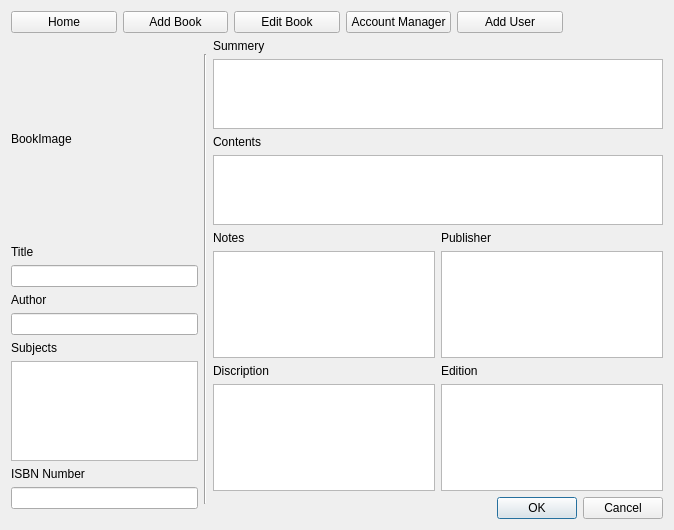
Before: the Qt Designer form IsraelEthanTaehgCS106point2/addbook.ui in israelBlackyb/IETMCS106.2, drawn with Qt 5.
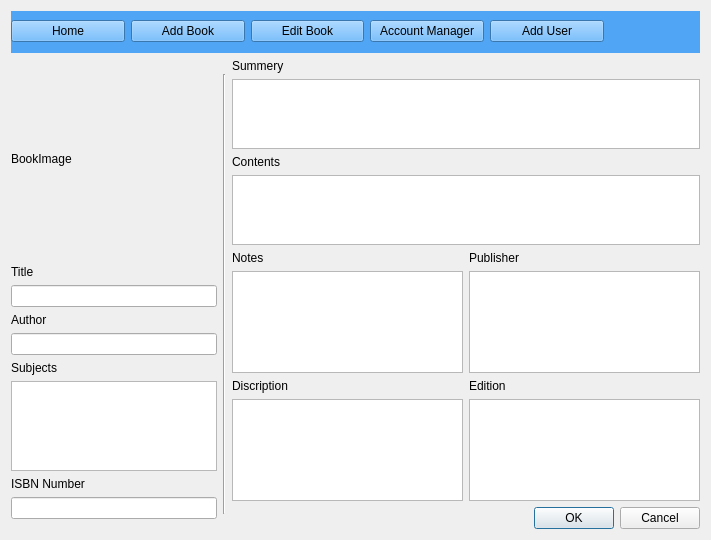
After: the same form once the commit is applied.

Commit message:
edited addbook.ui and added custom fonts
dont know how to implement them yet but getting there

```diff
--- a/IsraelEthanTaehgCS106point2/addbook.ui
+++ b/IsraelEthanTaehgCS106point2/addbook.ui
@@ -6,8 +6,8 @@
    <rect>
     <x>0</x>
     <y>0</y>
-    <width>674</width>
-    <height>530</height>
+    <width>711</width>
+    <height>540</height>
    </rect>
   </property>
   <property name="windowTitle">
@@ -15,9 +15,31 @@
   </property>
   <layout class="QVBoxLayout" name="verticalLayout">
    <item>
+    <widget class="QWidget" name="widget" native="true">
+     <property name="minimumSize">
+      <size>
+       <width>0</width>
+       <height>42</height>
+      </size>
+     </property>
+     <property name="styleSheet">
+      <string notr="true">background-color: #50A6F4;</string>
+     </property>
+     <widget class="QWidget" name="layoutWidget">
+      <property name="geometry">
+       <rect>
+        <x>0</x>
+        <y>0</y>
+        <width>693</width>
+        <height>41</height>
+       </rect>
+      </property>
     <layout class="QHBoxLayout" name="horizontalLayout">
      <item>
       <widget class="QPushButton" name="homeButton">
+         <property name="styleSheet">
+          <string notr="true"/>
+         </property>
        <property name="text">
         <string>Home</string>
        </property>
@@ -46,6 +68,9 @@
      </item>
      <item>
       <widget class="QPushButton" name="addUserButton">
+         <property name="styleSheet">
+          <string notr="true"/>
+         </property>
        <property name="text">
         <string>Add User</string>
        </property>
@@ -68,6 +93,8 @@
       </spacer>
      </item>
     </layout>
+     </widget>
+    </widget>
    </item>
    <item>
     <layout class="QHBoxLayout" name="horizontalLayout_2">
@@ -237,7 +264,7 @@
             </widget>
            </item>
            <item>
-            <widget class="QTextBrowser" name="discripitionTextBrowser"/>
+            <widget class="QTextEdit" name="textEdit"/>
            </item>
           </layout>
          </item>
@@ -251,7 +278,7 @@
             </widget>
            </item>
            <item>
-            <widget class="QTextBrowser" name="publisherTextBrowser"/>
+            <widget class="QTextEdit" name="textEdit_3"/>
            </item>
            <item>
             <widget class="QLabel" name="editionLabel">
@@ -261,7 +288,7 @@
             </widget>
            </item>
            <item>
-            <widget class="QTextBrowser" name="editionTextBrowser"/>
+            <widget class="QTextEdit" name="textEdit_2"/>
            </item>
           </layout>
          </item>
```
Lines whose indentation alone changed are shown as unchanged. The commit also changes 8 other files.
